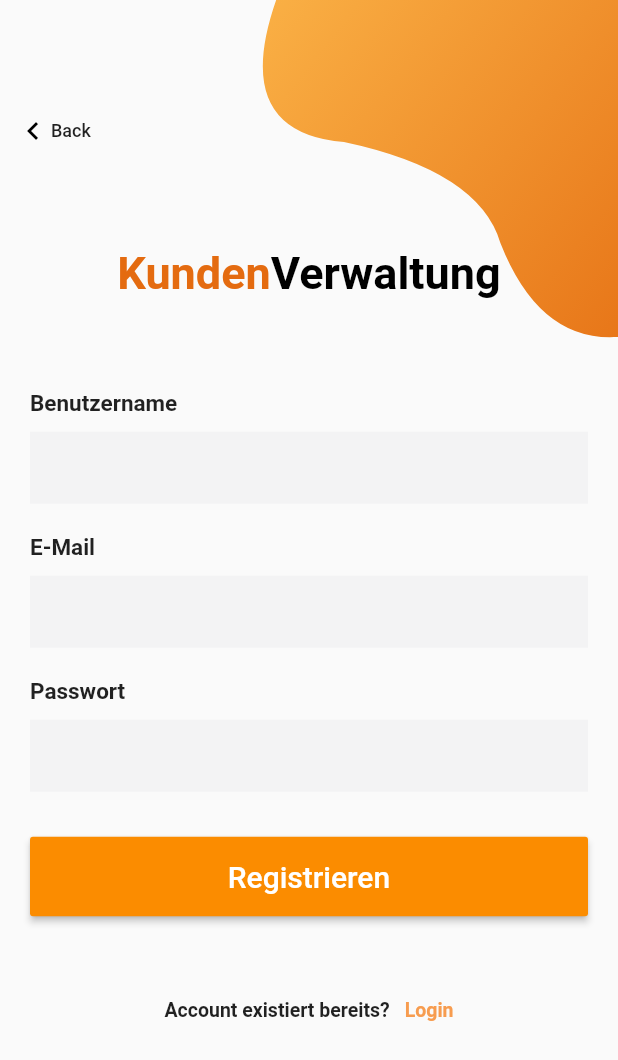
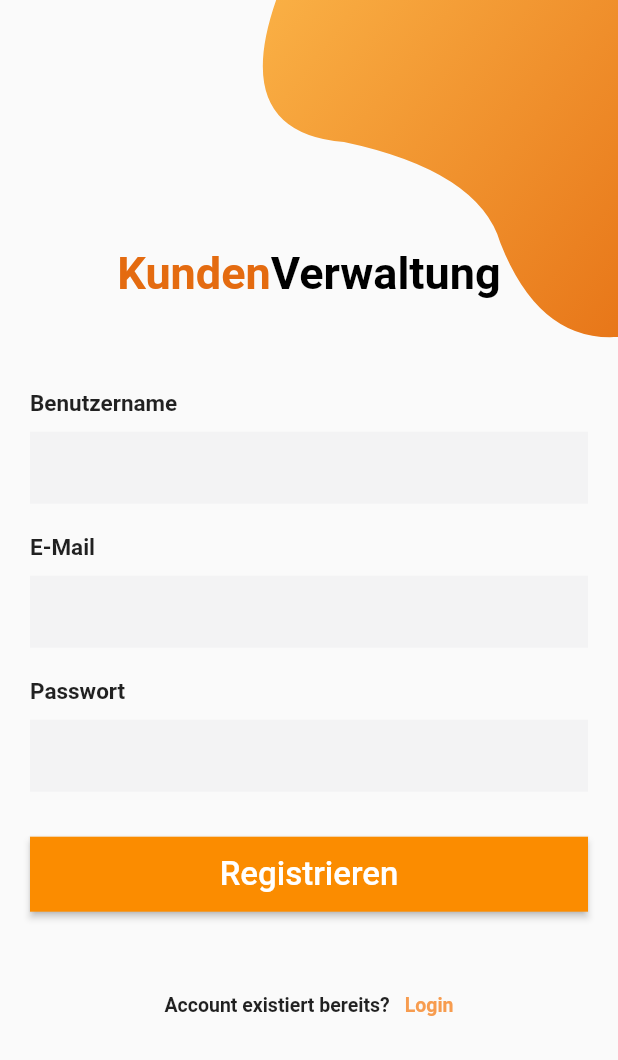
Before and after one commit to MarcelGep/flutter_desktop, a Flutter app: the LoginPage screen opened by its route, after a tap on "Noch kein Account vorhanden?", on a phone screen of 412 x 824 dp. Shown: the top 1060 px of the screen. Run offline on Flutter 3.47's test engine with Material 2 defaults, Android fonts, the phone set to English and light mode, and no system bars; drawn by our look-alikes of rounded_loading_button; our stand-ins replace another_flushbar, cloud_firestore, device_info, faker, firebase_auth, firebase_core and 6 more; missing offline and left inert: random_color; accounts and stored records are empty; network calls fail.

Commit message:
add new animated button also for registration

```diff
--- a/lib/main.dart
+++ b/lib/main.dart
@@ -5,6 +5,7 @@ import 'package:flutter_desktop/database/auth_helper.dart';
 import 'package:flutter_desktop/pages/customer_edit_page.dart';
 import 'package:flutter_desktop/pages/login_screen.dart';
 import 'package:flutter_desktop/pages/settings_page.dart';
+import 'package:flutter_desktop/pages/signup_screen.dart';
 import 'package:provider/provider.dart';
 import 'helpers/authentication_wrapper.dart';
 import 'pages/article_page.dart';
@@ -37,6 +38,7 @@ class CustomerMaintenanceApp extends StatelessWidget {
         home: AuthenticationWrapper(),
         routes: {
           Routes.login: (context) => LoginPage(),
+          Routes.signup: (context) => SignUpPage(),
           Routes.customers: (context) => CustomerPage(),
           Routes.invoices: (context) => InvoicePage(),
           Routes.articles: (context) => ArticlePage(),
--- a/lib/pages/login_screen.dart
+++ b/lib/pages/login_screen.dart
@@ -9,7 +9,6 @@ import 'package:flutter_desktop/widgets/bezier_container.dart';
 import 'package:google_fonts/google_fonts.dart';
 import 'package:rounded_loading_button/rounded_loading_button.dart';
 import 'package:sign_in_with_apple/sign_in_with_apple.dart';
-import 'signup_screen.dart';
 
 class LoginPage extends StatefulWidget {
   static const String routeName = '/login';
@@ -94,7 +93,7 @@ class _LoginPageState extends State<LoginPage> {
 
     return RoundedLoadingButton(
       width: MediaQuery.of(context).size.width,
-      color: Colors.orange,
+      color: Colors.orange[600],
       borderRadius: 0,
       successColor: Colors.green,
       child: Text('Login', style: TextStyle(fontSize: 22, color: Colors.white)),
@@ -126,35 +125,6 @@ class _LoginPageState extends State<LoginPage> {
           });
         }
       },
-
-      //  RaisedButton(
-      // child: Text(
-      //   'Login',
-      //   style: TextStyle(fontSize: 22, color: Colors.white),
-      // ),
-      //   onPressed: () async {
-      //     try {
-      //       await AuthHelper.signInWithEmail(
-      //           email: emailController.text,
-      //           password: passwordController.text);
-      //       Navigator.pushReplacementNamed(context, Routes.customers);
-      //     } catch (e) {
-      //       print(e);
-      //       String errorMessage = e.toString();
-      //       if (errorMessage.contains('wrong-password'))
-      //         errorMessage = "Falsches Password!";
-      //       if (errorMessage.contains('invalid-email'))
-      //         errorMessage = "Ungültige E-Mail Adresse!";
-      //       if (errorMessage.contains('unknown'))
-      //         errorMessage = "Unbekannter Fehler!";
-      //       if (errorMessage.contains('user-not-found'))
-      //         errorMessage = "Benutzer wurde nicht gefunden!";
-
-      //       DialogsHelper.showErrorFlushbar(context, errorMessage);
-      //     }
-      //   },
-      // ),
-      // ),
     );
   }
 
@@ -204,10 +174,7 @@ class _LoginPageState extends State<LoginPage> {
 
   Widget _createAccountLabel() {
     return InkWell(
-      onTap: () {
-        Navigator.push(
-            context, MaterialPageRoute(builder: (context) => SignUpPage()));
-      },
+      onTap: () => Navigator.pushNamed(context, Routes.signup),
       child: Container(
         margin: EdgeInsets.symmetric(vertical: 20),
         padding: EdgeInsets.all(15),
--- a/lib/pages/signup_screen.dart
+++ b/lib/pages/signup_screen.dart
@@ -1,16 +1,16 @@
+import 'dart:async';
+
 import 'package:flutter/material.dart';
 import 'package:flutter_desktop/database/auth_helper.dart';
 import 'package:flutter_desktop/database/database_helper.dart';
 import 'package:flutter_desktop/helpers/dialog_helper.dart';
+import 'package:flutter_desktop/routes/routes.dart';
 import 'package:flutter_desktop/widgets/bezier_container.dart';
-import 'customer_page.dart';
-import 'login_screen.dart';
+import 'package:rounded_loading_button/rounded_loading_button.dart';
 import 'package:google_fonts/google_fonts.dart';
 
 class SignUpPage extends StatefulWidget {
-  SignUpPage({Key key, this.title}) : super(key: key);
-
-  final String title;
+  static const String routeName = '/signup';
 
   @override
   _SignUpPageState createState() => _SignUpPageState();
@@ -20,27 +20,6 @@ class _SignUpPageState extends State<SignUpPage> {
   final TextEditingController emailController = new TextEditingController();
   final TextEditingController passwordController = new TextEditingController();
   final TextEditingController usernameController = new TextEditingController();
-
-  Widget _backButton() {
-    return InkWell(
-      onTap: () {
-        Navigator.pop(context);
-      },
-      child: Container(
-        padding: EdgeInsets.symmetric(horizontal: 10),
-        child: Row(
-          children: <Widget>[
-            Container(
-              padding: EdgeInsets.only(left: 0, top: 10, bottom: 10),
-              child: Icon(Icons.keyboard_arrow_left, color: Colors.black),
-            ),
-            Text('Back',
-                style: TextStyle(fontSize: 12, fontWeight: FontWeight.w500))
-          ],
-        ),
-      ),
-    );
-  }
 
   Widget _entryField(String title, TextEditingController controller,
       {bool isPassword = false}) {
@@ -69,17 +48,17 @@ class _SignUpPageState extends State<SignUpPage> {
   }
 
   Widget _submitButton() {
-    return ButtonTheme(
-      minWidth: MediaQuery.of(context).size.width,
-      height: 50.0,
-      buttonColor: Colors.orange[600],
-      padding: EdgeInsets.symmetric(vertical: 15),
-      child: Builder(
-        builder: (context) => RaisedButton(
-            child: Text(
-              'Registrieren',
-              style: TextStyle(fontSize: 20, color: Colors.white),
-            ),
+    final RoundedLoadingButtonController _btnController =
+        new RoundedLoadingButtonController();
+
+    return RoundedLoadingButton(
+      width: MediaQuery.of(context).size.width,
+      color: Colors.orange[600],
+      borderRadius: 0,
+      successColor: Colors.green,
+      child: Text('Registrieren',
+          style: TextStyle(fontSize: 22, color: Colors.white)),
+      controller: _btnController,
       onPressed: () async {
         String errorMessage;
 
@@ -87,34 +66,40 @@ class _SignUpPageState extends State<SignUpPage> {
           errorMessage = "Bitte Benutzername angeben!";
         } else {
           String result = await AuthHelper.signUpWithEmail(
-                    email: emailController.text,
-                    password: passwordController.text);
-
+              email: emailController.text, password: passwordController.text);
+          print(result);
           if (result == 'email-already-in-use')
-                  errorMessage = "E-Mail wird bereits verwendet!";
+            errorMessage = "E-Mail Adresse wird bereits verwendet";
           if (result == 'invalid-email')
-                  errorMessage = "Ungültige E-Mail Adresse!";
-                if (result == 'unknown') errorMessage = "Unbekannter Fehler!";
+            errorMessage = "Ungültige E-Mail Adresse";
+          if (result == 'missing-email')
+            errorMessage = "Keine E-Mail Adresse angegeben";
+          if (result == 'weak-password')
+            errorMessage = "Das Password ist zu unsicher";
+          if (result == 'unknown') errorMessage = "Unbekannter Fehler";
         }
 
         if (errorMessage != null) {
+          _btnController.error();
+          passwordController.clear();
           DialogsHelper.showErrorFlushbar(context, errorMessage);
+          Timer(Duration(milliseconds: 1500), () {
+            _btnController.reset();
+          });
         } else {
+          _btnController.success();
           DatabaseHelper.addUserData(usernameController.text);
-                Navigator.push(context,
-                    MaterialPageRoute(builder: (context) => CustomerPage()));
+          Timer(Duration(milliseconds: 1000), () {
+            Navigator.pushReplacementNamed(context, Routes.customers);
+          });
         }
-            }),
-      ),
+      },
     );
   }
 
   Widget _loginAccountLabel() {
     return InkWell(
-      onTap: () {
-        Navigator.push(
-            context, MaterialPageRoute(builder: (context) => LoginPage()));
-      },
+      onTap: () => Navigator.pop(context),
       child: Container(
         margin: EdgeInsets.symmetric(vertical: 20),
         padding: EdgeInsets.all(15),
@@ -207,7 +192,6 @@ class _SignUpPageState extends State<SignUpPage> {
                 ),
               ),
             ),
-            Positioned(top: 65, left: 0, child: _backButton()),
           ],
         ),
       ),
--- a/lib/routes/routes.dart
+++ b/lib/routes/routes.dart
@@ -4,10 +4,11 @@ import 'package:flutter_desktop/pages/customer_page.dart';
 import 'package:flutter_desktop/pages/invoice_page.dart';
 import 'package:flutter_desktop/pages/login_screen.dart';
 import 'package:flutter_desktop/pages/settings_page.dart';
+import 'package:flutter_desktop/pages/signup_screen.dart';
 
 class Routes {
   static const String login = LoginPage.routeName;
-
+  static const String signup = SignUpPage.routeName;
   static const String customers = CustomerPage.routeName;
   static const String invoices = InvoicePage.routeName;
   static const String articles = ArticlePage.routeName;
```
Lines whose indentation alone changed are shown as unchanged.
